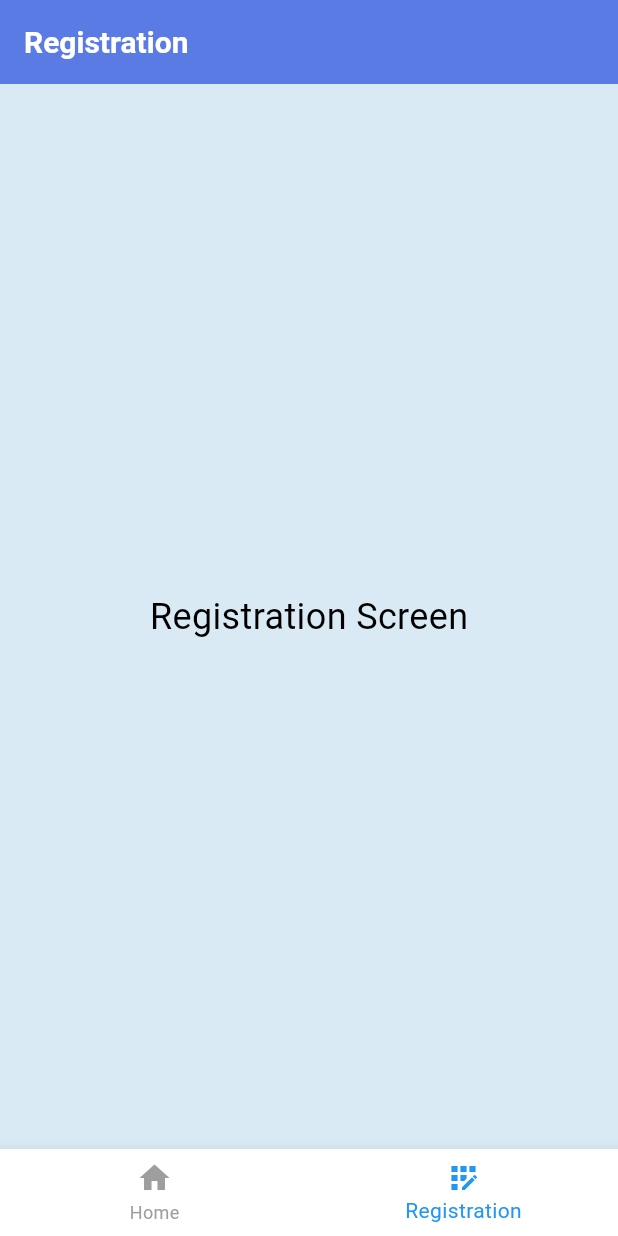
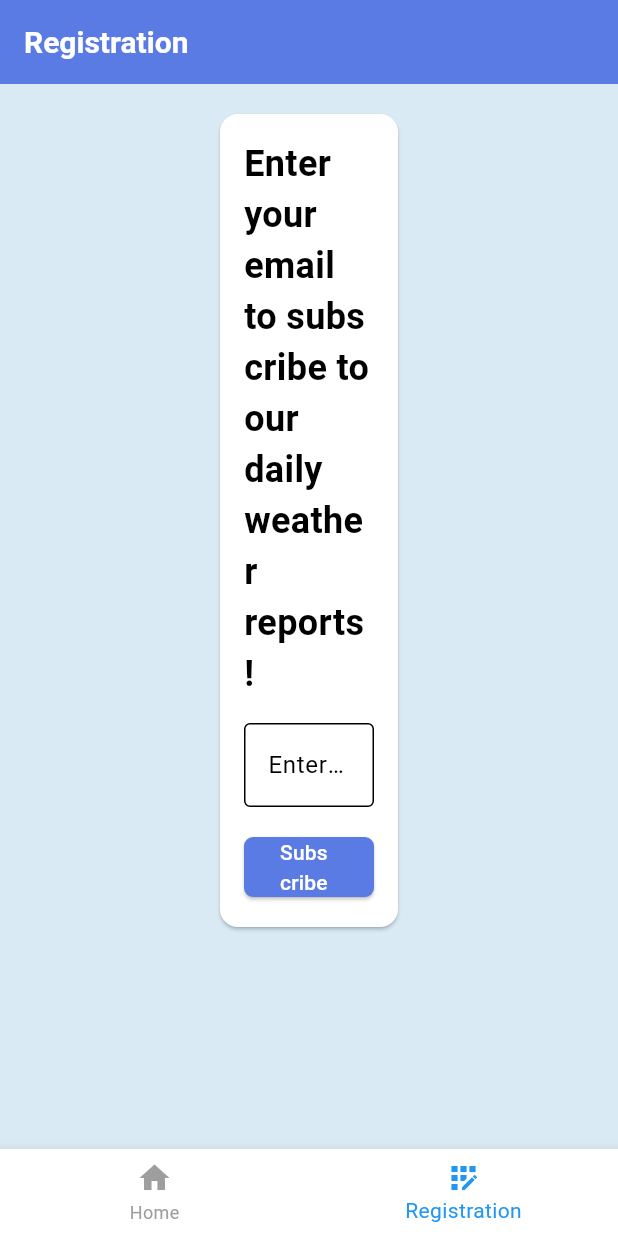
Before and after one commit to tsuna614/go_nqk_entry_fe, a Flutter app: the screen it shows after launch, item 2 of the bottom bar chosen, on a phone screen of 412 x 824 dp. Run offline on Flutter 3.47's test engine with Material 3 defaults, Android fonts, the phone set to English and light mode, and no system bars; our stand-ins replace dio, equatable, flutter_bloc, geocoding, geolocator, get_it; network calls fail.

Commit message:
changes: + changed to using BlocBuilder instead of passing state + added bloc listener for catching error + added registration form

```diff
--- a/lib/bloc/weather-bloc/weather_bloc.dart
+++ b/lib/bloc/weather-bloc/weather_bloc.dart
@@ -83,11 +83,11 @@ class WeatherBloc extends Bloc<WeatherEvents, WeatherStates> {
         }
       } else {
         print('Error fetching weather data');
-        emit(WeatherInitialState());
+        emit(WeatherErrorState("Failed to fetch weather data"));
       }
     } catch (e) {
       print('Exception occurred: $e');
-      emit(WeatherInitialState());
+      emit(WeatherErrorState("An error occurred while fetching weather data"));
     }
   }
 
--- a/lib/view/registration/registration_screen.dart
+++ b/lib/view/registration/registration_screen.dart
@@ -1,7 +1,31 @@
 import 'package:flutter/material.dart';
 
-class RegistrationScreen extends StatelessWidget {
+class RegistrationScreen extends StatefulWidget {
   const RegistrationScreen({super.key});
+
+  @override
+  State<RegistrationScreen> createState() => _RegistrationScreenState();
+}
+
+class _RegistrationScreenState extends State<RegistrationScreen> {
+  final TextEditingController _emailController = TextEditingController();
+  final _formKey = GlobalKey<FormState>();
+
+  void _onSubmit() {
+    if (_formKey.currentState!.validate()) {
+      final email = _emailController.text.trim();
+      ScaffoldMessenger.of(context).showSnackBar(
+        SnackBar(content: Text('Subcription invitation sent to: $email')),
+      );
+      _emailController.clear();
+    }
+  }
+
+  @override
+  void dispose() {
+    _emailController.dispose();
+    super.dispose();
+  }
 
   @override
   Widget build(BuildContext context) {
@@ -13,12 +37,62 @@ class RegistrationScreen extends StatelessWidget {
           style: TextStyle(color: Theme.of(context).colorScheme.onPrimary),
         ),
       ),
-      body: Center(
-        child: Text(
-          "Registration Screen",
-          style: TextStyle(
-            fontSize: 24,
-            color: Theme.of(context).colorScheme.onSurface,
+      body: SingleChildScrollView(
+        padding: const EdgeInsets.all(16.0),
+        child: Row(
+          crossAxisAlignment: CrossAxisAlignment.start,
+          children: [
+            Expanded(flex: 1, child: SizedBox()),
+            Expanded(flex: 1, child: buildRegistrationForm()),
+            Expanded(flex: 1, child: SizedBox()),
+          ],
+        ),
+      ),
+    );
+  }
+
+  Widget buildRegistrationForm() {
+    return Form(
+      key: _formKey,
+      child: Card(
+        child: Padding(
+          padding: const EdgeInsets.all(16.0),
+          child: Column(
+            crossAxisAlignment: CrossAxisAlignment.start,
+            children: [
+              Text(
+                "Enter your email to subscribe to our daily weather reports!",
+                style: TextStyle(fontSize: 24, fontWeight: FontWeight.bold),
+              ),
+              SizedBox(height: 16),
+              TextFormField(
+                controller: _emailController,
+                decoration: InputDecoration(
+                  hintText: 'Enter your email',
+                  filled: true,
+                  fillColor: Colors.white,
+                  border: OutlineInputBorder(
+                    borderRadius: BorderRadius.circular(4),
+                    borderSide: BorderSide(color: Colors.grey, width: 1),
+                  ),
+                ),
+                validator: (value) {
+                  if (value == null || value.trim().isEmpty) {
+                    return 'Please enter your email';
+                  }
+                  final emailPattern = RegExp(
+                    r'^[a-zA-Z0-9._%+-]+@[a-zA-Z0-9.-]+\.[a-zA-Z]{2,}$',
+                  );
+                  if (!emailPattern.hasMatch(value)) {
+                    return 'Please enter a valid email address';
+                  }
+                  return null;
+                },
+              ),
+
+              SizedBox(height: 16),
+              ElevatedButton(onPressed: _onSubmit, child: Text("Subscribe")),
+            ],
           ),
         ),
       ),
```
Also changed, not shown: lib/view/home/home_screen.dart (+17 -14 lines), lib/view/home/weather-panel/horizontal_forecast_cards.dart (+29 -32 lines), lib/view/home/weather-panel/main_forecast_card.dart (+17 -14 lines), lib/view/home/weather-panel/weather_panel.dart (+3 -5 lines).
